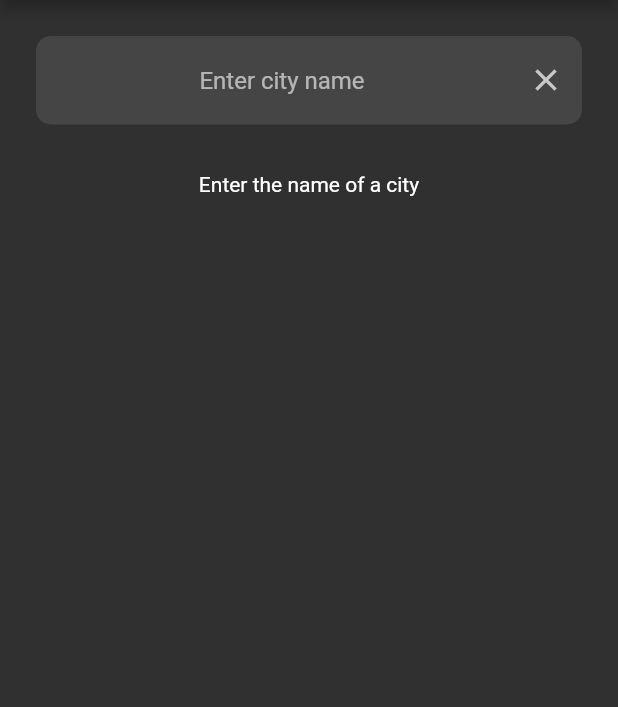
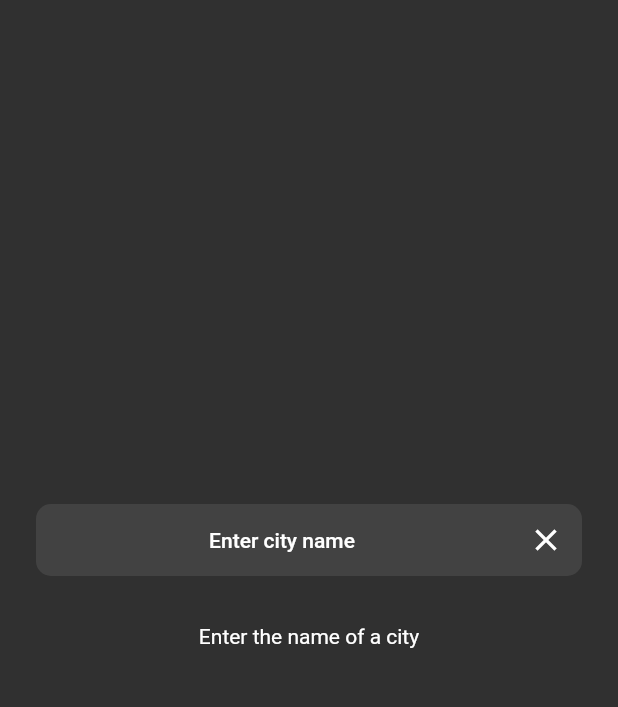
Before and after one commit to John-Rocha/weather_app, a Flutter app: the screen it shows after launch, on a phone screen of 412 x 824 dp, the part 84-791 px from its top. Run offline on Flutter 3.47's test engine with Material 2 defaults, Android fonts, the phone set to English and light mode, and no system bars; our stand-ins replace dartz, equatable, flutter_bloc, get_it, rxdart.

Commit message:
feat: UI adjusts

```diff
--- a/lib/app_widget.dart
+++ b/lib/app_widget.dart
@@ -11,7 +11,7 @@ class AppWidget extends StatelessWidget {
       child: MaterialApp(
         debugShowCheckedModeBanner: false,
         title: 'Weather App',
-        theme: ThemeData.dark(),
+        theme: ThemeData.dark().copyWith(useMaterial3: true),
         home: const WeatherPage(),
       ),
     );
--- a/lib/presentation/pages/weather_page.dart
+++ b/lib/presentation/pages/weather_page.dart
@@ -30,6 +30,7 @@ class _WeatherPageState extends State<WeatherPage> {
       body: Padding(
         padding: const EdgeInsets.all(24.0),
         child: Column(
+          mainAxisAlignment: MainAxisAlignment.center,
           children: [
             TextField(
               controller: _controller,
@@ -47,11 +48,13 @@ class _WeatherPageState extends State<WeatherPage> {
                 ),
                 filled: true,
                 focusedBorder: OutlineInputBorder(
-                    borderSide: BorderSide.none,
-                    borderRadius: BorderRadius.circular(10)),
+                  borderSide: BorderSide.none,
+                  borderRadius: BorderRadius.circular(10),
+                ),
                 enabledBorder: OutlineInputBorder(
-                    borderSide: BorderSide.none,
-                    borderRadius: BorderRadius.circular(10)),
+                  borderSide: BorderSide.none,
+                  borderRadius: BorderRadius.circular(10),
+                ),
               ),
               onChanged: (query) {
                 if (query.isEmpty) {
```
